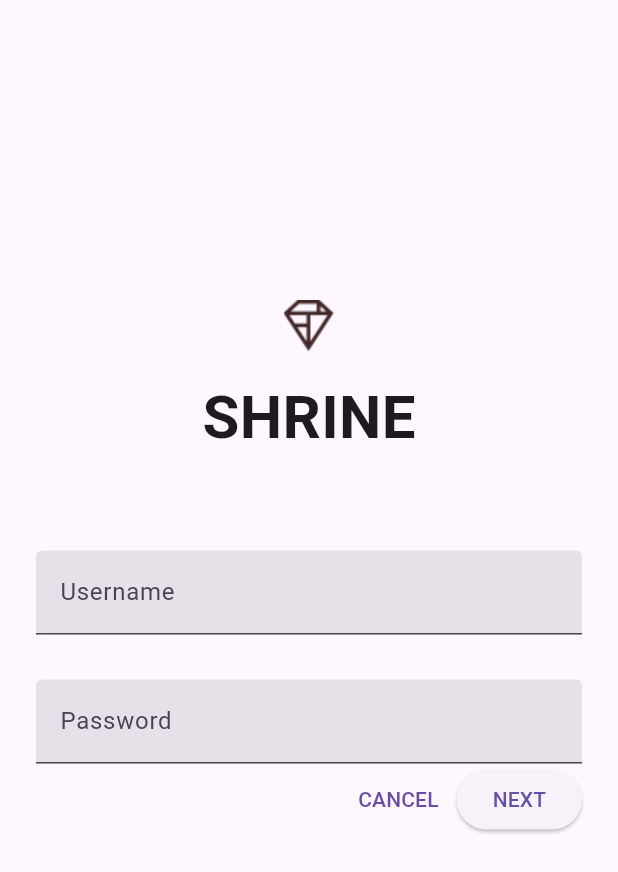
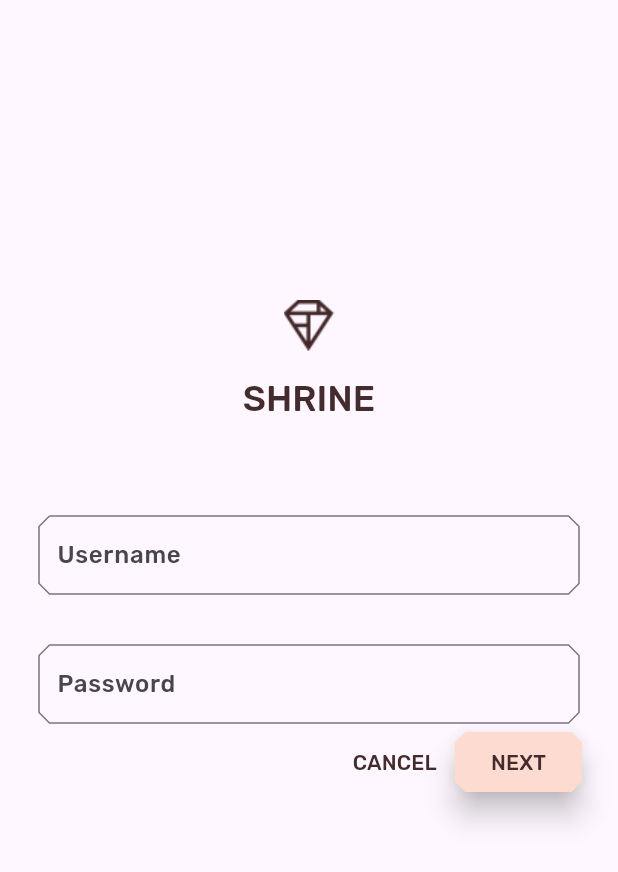
Before and after one commit to TanmayN22/Ecom_app, a Flutter app: the screen it shows after launch, after a tap on "CANCEL", on a phone screen of 412 x 824 dp. Shown: the top 872 px of the screen. Run offline on Flutter 3.47's test engine with Material 3 defaults, Android fonts, the phone set to English and light mode, and no system bars.

```diff
--- a/lib/app.dart
+++ b/lib/app.dart
@@ -1,11 +1,28 @@
 import 'package:flutter/material.dart';
-
+import 'colors.dart';
 import 'home.dart';
 import 'login.dart';
+import 'supplemental/cut_corners_border.dart';
+import 'backdrop.dart';
+import 'model/product.dart';
+import 'category_menu_page.dart';
 
 // TODO: Convert ShrineApp to stateful widget (104)
-class ShrineApp extends StatelessWidget {
+class ShrineApp extends StatefulWidget {
   const ShrineApp({Key? key}) : super(key: key);
+
+  @override
+  State<ShrineApp> createState() => _ShrineAppState();
+}
+
+class _ShrineAppState extends State<ShrineApp> {
+  Category _currentCategory = Category.all;
+
+  void _onCategoryTap(Category category) {
+    setState(() {
+      _currentCategory = category;
+    });
+  }
 
   @override
   Widget build(BuildContext context) {
@@ -16,16 +33,89 @@ class ShrineApp extends StatelessWidget {
       routes: {
         '/login': (BuildContext context) => const LoginPage(),
         // TODO: Change to a Backdrop with a HomePage frontLayer (104)
-        '/': (BuildContext context) => const HomePage(),
+        '/': (BuildContext context) => Backdrop(
+              // TODO: Make currentCategory field take _currentCategory (104)
+              currentCategory: _currentCategory,
+              // TODO: Pass _currentCategory for frontLayer (104)
+              frontLayer: HomePage(
+                category: _currentCategory,
+              ),
+              // TODO: Change backLayer field value to CategoryMenuPage (104)
+              backLayer: CategoryMenuPage(
+                currentCategory: _currentCategory,
+                onCategoryTap: _onCategoryTap,
+              ),
+              frontTitle: Text('SHRINE'),
+              backTitle: Text('MENU'),
+            ),
+        // TODO: Change to a Backdrop with a HomePage frontLayer (104)
         // TODO: Make currentCategory field take _currentCategory (104)
         // TODO: Pass _currentCategory for frontLayer (104)
         // TODO: Change backLayer field value to CategoryMenuPage (104)
       },
       // TODO: Customize the theme (103)
-      theme: ThemeData.light(useMaterial3: true),
+      theme: _kShrineTheme,
     );
   }
 }
 
 // TODO: Build a Shrine Theme (103)
+final ThemeData _kShrineTheme = _buildShrineTheme();
+
+ThemeData _buildShrineTheme() {
+  final ThemeData base = ThemeData.light(useMaterial3: true);
+  return base.copyWith(
+    colorScheme: base.colorScheme.copyWith(
+      primary: kShrinePink100,
+      onPrimary: kShrineBrown900,
+      secondary: kShrineBrown900,
+      error: kShrineErrorRed,
+    ),
+    textTheme: _buildShrineTextTheme(base.textTheme),
+    textSelectionTheme: const TextSelectionThemeData(
+      selectionColor: kShrinePink100,
+    ),
+    appBarTheme: const AppBarTheme(
+      foregroundColor: kShrineBrown900,
+      backgroundColor: kShrinePink100,
+    ),
+    inputDecorationTheme: const InputDecorationTheme(
+      border: CutCornersBorder(),
+      focusedBorder: CutCornersBorder(
+        borderSide: BorderSide(
+          width: 2.0,
+          color: kShrineBrown900,
+        ),
+      ),
+      floatingLabelStyle: TextStyle(
+        color: kShrineBrown900,
+      ),
+    ),
+  );
+}
+
 // TODO: Build a Shrine Text Theme (103)
+TextTheme _buildShrineTextTheme(TextTheme base) {
+  return base
+      .copyWith(
+        headlineSmall: base.headlineSmall!.copyWith(
+          fontWeight: FontWeight.w500,
+        ),
+        titleLarge: base.titleLarge!.copyWith(
+          fontSize: 18.0,
+        ),
+        bodySmall: base.bodySmall!.copyWith(
+          fontWeight: FontWeight.w400,
+          fontSize: 14.0,
+        ),
+        bodyLarge: base.bodyLarge!.copyWith(
+          fontWeight: FontWeight.w500,
+          fontSize: 16.0,
+        ),
+      )
+      .apply(
+        fontFamily: 'Rubik',
+        displayColor: kShrineBrown900,
+        bodyColor: kShrineBrown900,
+      );
+}
--- /dev/null
+++ b/lib/backdrop.dart
@@ -0,0 +1,285 @@
+import 'package:flutter/material.dart';
+import 'package:flutter/widgets.dart';
+import 'model/product.dart';
+import 'login.dart';
+
+// TODO: Add velocity constant (104)
+const double _kFlingVelocity = 2.0;
+
+class Backdrop extends StatefulWidget {
+  final Category currentCategory;
+  final Widget frontLayer;
+  final Widget backLayer;
+  final Widget frontTitle;
+  final Widget backTitle;
+
+  const Backdrop({
+    required this.currentCategory,
+    required this.frontLayer,
+    required this.backLayer,
+    required this.frontTitle,
+    required this.backTitle,
+    Key? key,
+  }) : super(key: key);
+
+  @override
+  _BackdropState createState() => _BackdropState();
+}
+
+// TODO: Add _FrontLayer class (104)
+class _FrontLayer extends StatelessWidget {
+  // TODO: Add on-tap callback (104)
+  const _FrontLayer({
+    Key? key,
+    this.onTap,
+    required this.child,
+  }) : super(key: key);
+
+  final VoidCallback? onTap;
+  final Widget child;
+
+  @override
+  Widget build(BuildContext context) {
+    return Material(
+      elevation: 16.0,
+      shape: const BeveledRectangleBorder(
+        borderRadius: BorderRadius.only(topLeft: Radius.circular(46.0)),
+      ),
+      child: Column(
+        crossAxisAlignment: CrossAxisAlignment.stretch,
+        children: <Widget>[
+          // TODO: Add a GestureDetector (104)
+          GestureDetector(
+            behavior: HitTestBehavior.opaque,
+            onTap: onTap,
+            child: Container(
+              height: 40.0,
+              alignment: AlignmentDirectional.centerStart,
+            ),
+          ),
+          Expanded(
+            child: child,
+          ),
+        ],
+      ),
+    );
+  }
+}
+
+// TODO: Add _BackdropTitle class (104)
+class _BackdropTitle extends AnimatedWidget {
+  final void Function() onPress;
+  final Widget frontTitle;
+  final Widget backTitle;
+
+  const _BackdropTitle({
+    Key? key,
+    required Animation<double> listenable,
+    required this.onPress,
+    required this.frontTitle,
+    required this.backTitle,
+  })  : _listenable = listenable,
+        super(key: key, listenable: listenable);
+
+  final Animation<double> _listenable;
+
+  @override
+  Widget build(BuildContext context) {
+    final Animation<double> animation = _listenable;
+
+    return DefaultTextStyle(
+      style: Theme.of(context).textTheme.titleLarge!,
+      softWrap: false,
+      overflow: TextOverflow.ellipsis,
+      child: Row(children: <Widget>[
+        // branded icon
+        SizedBox(
+          width: 72.0,
+          child: IconButton(
+            padding: const EdgeInsets.only(right: 8.0),
+            onPressed: this.onPress,
+            icon: Stack(children: <Widget>[
+              Opacity(
+                opacity: animation.value,
+                child: const ImageIcon(AssetImage('assets/slanted_menu.png')),
+              ),
+              FractionalTranslation(
+                translation: Tween<Offset>(
+                  begin: Offset.zero,
+                  end: const Offset(1.0, 0.0),
+                ).evaluate(animation),
+                child: const ImageIcon(AssetImage('assets/diamond.png')),
+              )
+            ]),
+          ),
+        ),
+        // Here, we do a custom cross fade between backTitle and frontTitle.
+        // This makes a smooth animation between the two texts.
+        Stack(
+          children: <Widget>[
+            Opacity(
+              opacity: CurvedAnimation(
+                parent: ReverseAnimation(animation),
+                curve: const Interval(0.5, 1.0),
+              ).value,
+              child: FractionalTranslation(
+                translation: Tween<Offset>(
+                  begin: Offset.zero,
+                  end: const Offset(0.5, 0.0),
+                ).evaluate(animation),
+                child: backTitle,
+              ),
+            ),
+            Opacity(
+              opacity: CurvedAnimation(
+                parent: animation,
+                curve: const Interval(0.5, 1.0),
+              ).value,
+              child: FractionalTranslation(
+                translation: Tween<Offset>(
+                  begin: const Offset(-0.25, 0.0),
+                  end: Offset.zero,
+                ).evaluate(animation),
+                child: frontTitle,
+              ),
+            ),
+          ],
+        )
+      ]),
+    );
+  }
+}
+
+class _BackdropState extends State<Backdrop>
+    with SingleTickerProviderStateMixin {
+  final GlobalKey _backdropKey = GlobalKey(debugLabel: 'Backdrop');
+
+  // TODO: Add AnimationController widget (104)
+  late AnimationController _controller;
+
+  @override
+  void initState() {
+    super.initState();
+    _controller = AnimationController(
+      duration: const Duration(milliseconds: 300),
+      value: 1.0,
+      vsync: this,
+    );
+  }
+
+  // TODO: Add override for didUpdateWidget (104)
+  // TODO: Add override for didUpdateWidget() (104)
+  @override
+  void didUpdateWidget(Backdrop old) {
+    super.didUpdateWidget(old);
+
+    if (widget.currentCategory != old.currentCategory) {
+      _toggleBackdropLayerVisibility();
+    } else if (!_frontLayerVisible) {
+      _controller.fling(velocity: _kFlingVelocity);
+    }
+  }
+
+  @override
+  void dispose() {
+    _controller.dispose();
+    super.dispose();
+  }
+
+  // TODO: Add functions to get and change front layer visibility (104)
+  bool get _frontLayerVisible {
+    final AnimationStatus status = _controller.status;
+    return status == AnimationStatus.completed ||
+        status == AnimationStatus.forward;
+  }
+
+  void _toggleBackdropLayerVisibility() {
+    _controller.fling(
+        velocity: _frontLayerVisible ? -_kFlingVelocity : _kFlingVelocity);
+  }
+
+  // TODO: Add BuildContext and BoxConstraints parameters to _buildStack (104)
+  Widget _buildStack(BuildContext context, BoxConstraints constraints) {
+    const double layerTitleHeight = 48.0;
+    final Size layerSize = constraints.biggest;
+    final double layerTop = layerSize.height - layerTitleHeight;
+
+    // TODO: Create a RelativeRectTween Animation (104)
+    Animation<RelativeRect> layerAnimation = RelativeRectTween(
+      begin: RelativeRect.fromLTRB(
+          0.0, layerTop, 0.0, layerTop - layerSize.height),
+      end: const RelativeRect.fromLTRB(0.0, 0.0, 0.0, 0.0),
+    ).animate(_controller.view);
+
+    return Stack(
+      key: _backdropKey,
+      children: <Widget>[
+        // TODO: Wrap backLayer in an ExcludeSemantics widget (104)
+        ExcludeSemantics(
+          child: widget.backLayer,
+          excluding: _frontLayerVisible,
+        ),
+        // TODO: Add a PositionedTransition (104)
+        PositionedTransition(
+          rect: layerAnimation,
+          child: _FrontLayer(
+            onTap: _toggleBackdropLayerVisibility,
+            // TODO: Implement onTap property on _BackdropState (104)
+            child: widget.frontLayer,
+          ),
+        ),
+      ],
+    );
+  }
+
+  @override
+  Widget build(BuildContext context) {
+    var appBar = AppBar(
+      elevation: 0.0,
+      titleSpacing: 0.0,
+      // TODO: Replace leading menu icon with IconButton (104)
+      // TODO: Remove leading property (104)
+      // TODO: Create title with _BackdropTitle parameter (104)
+      title: _BackdropTitle(
+        listenable: _controller.view,
+        onPress: _toggleBackdropLayerVisibility,
+        frontTitle: widget.frontTitle,
+        backTitle: widget.backTitle,
+      ),
+      actions: <Widget>[
+        // TODO: Add shortcut to login screen from trailing icons (104)
+        IconButton(
+          icon: const Icon(
+            Icons.search,
+            semanticLabel: 'login', // New code
+          ),
+          onPressed: () {
+            // TODO: Add open login (104)
+            Navigator.push(
+              context,
+              MaterialPageRoute(builder: (BuildContext context) => LoginPage()),
+            );
+          },
+        ),
+        IconButton(
+          icon: const Icon(
+            Icons.tune,
+            semanticLabel: 'login', // New code
+          ),
+          onPressed: () {
+            // TODO: Add open login (104)
+            Navigator.push(
+              context,
+              MaterialPageRoute(builder: (BuildContext context) => LoginPage()),
+            );
+          },
+        ),
+      ],
+    );
+    return Scaffold(
+      appBar: appBar,
+      // TODO: Return a LayoutBuilder widget (104)
+      body: LayoutBuilder(builder: _buildStack),
+    );
+  }
+}
--- a/lib/login.dart
+++ b/lib/login.dart
@@ -1,3 +1,4 @@
+import 'package:ecom_app/colors.dart';
 import 'package:flutter/material.dart';
 
 class LoginPage extends StatefulWidget {
@@ -23,9 +24,9 @@ class _LoginPageState extends State<LoginPage> {
               children: <Widget>[
                 Image.asset('assets/diamond.png'),
                 const SizedBox(height: 16.0),
-                const Text(
+                Text(
                   'SHRINE',
-                  style: TextStyle(fontSize: 40, fontWeight: FontWeight.bold),
+                  style: Theme.of(context).textTheme.headlineSmall,
                 ),
               ],
             ),
@@ -35,7 +36,6 @@ class _LoginPageState extends State<LoginPage> {
             TextField(
               controller: _usernameController,
               decoration: const InputDecoration(
-                filled: true,
                 labelText: 'Username',
               ),
             ),
@@ -45,7 +45,6 @@ class _LoginPageState extends State<LoginPage> {
             TextField(
               controller: _passwordController,
               decoration: const InputDecoration(
-                filled: true,
                 labelText: 'Password',
               ),
               obscureText: true,
@@ -59,12 +58,24 @@ class _LoginPageState extends State<LoginPage> {
                     _usernameController.clear();
                     _passwordController.clear();
                   },
+                  style: TextButton.styleFrom(
+                      foregroundColor: kShrineBrown900,
+                      shape: const BeveledRectangleBorder(
+                          borderRadius:
+                              BorderRadius.all(Radius.circular(7.0)))),
                 ),
                 ElevatedButton(
                   child: const Text("NEXT"),
                   onPressed: () {
                     Navigator.pop(context);
                   },
+                  style: ElevatedButton.styleFrom(
+                    backgroundColor: kShrinePink100,
+                    foregroundColor: kShrineBrown900,
+                    shape: const BeveledRectangleBorder(
+                        borderRadius: BorderRadius.all(Radius.circular(7.0))),
+                    elevation: 8.0,
+                  ),
                 ),
               ],
               //If we passed null, the buttons would become disabled.
```
Also changed, not shown: lib/category_menu_page.dart (added, +66 -0 lines), lib/colors.dart (added, +11 -0 lines), lib/home.dart (+81 -12 lines), lib/supplemental/product_columns.dart (+15 -9 lines), pubspec.yaml (+8 -0 lines).
